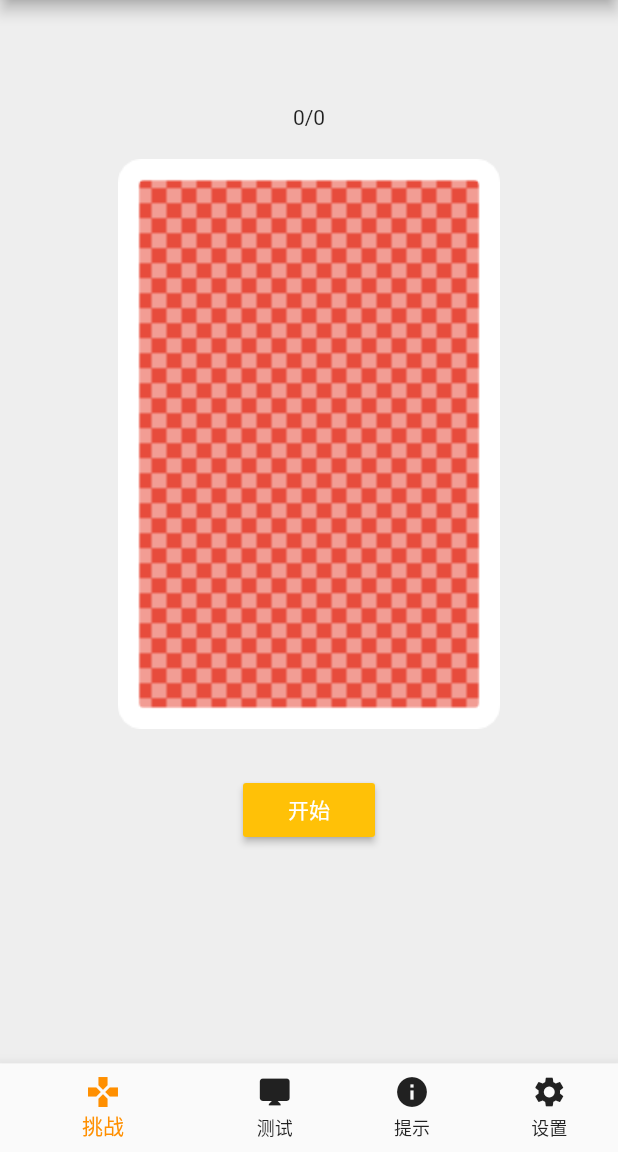
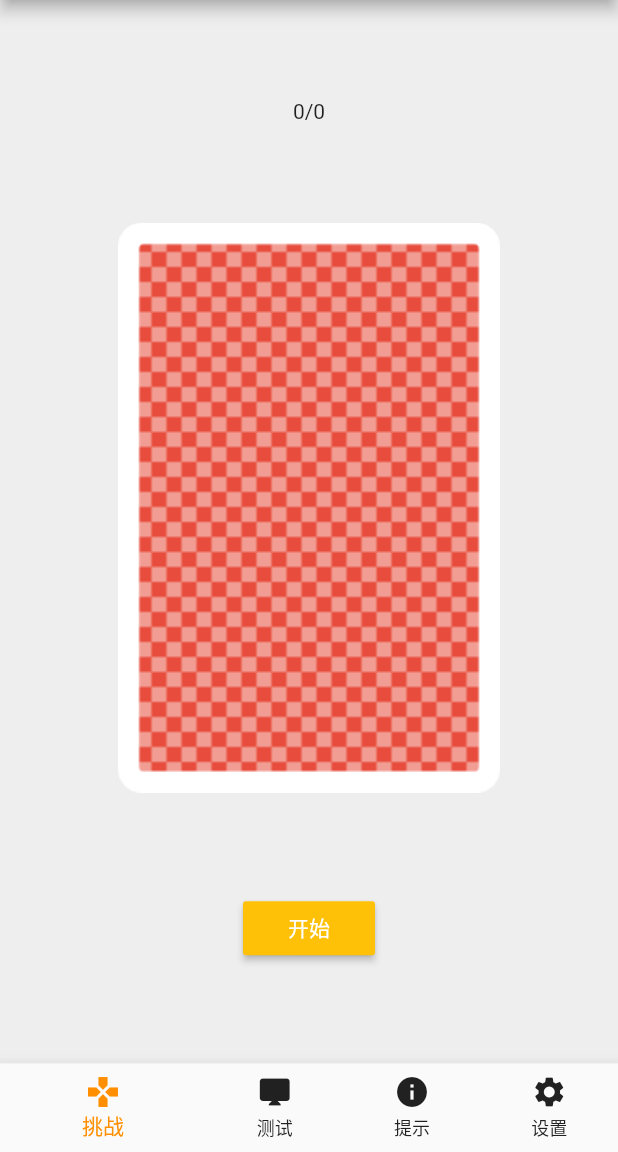
Before and after one commit to JakimLi/smarter-fultter, a Flutter app: the screen it shows after launch, on a phone screen of 412 x 824 dp, the part 84-1236 px from its top. Run offline on Flutter 3.47's test engine with Material 2 defaults, Android fonts, the light colour scheme and no system bars; missing offline and left inert: swipedetector.

Commit message:
use layout alignment instead of margin

```diff
--- a/lib/screens/game.dart
+++ b/lib/screens/game.dart
@@ -19,12 +19,13 @@ class _GameState extends State<Game> {
   Widget build(BuildContext context) {
     return Container(
         color: Colors.grey[200],
-        child: Column(children: <Widget>[
+        child: Column(
+            mainAxisAlignment: MainAxisAlignment.spaceEvenly,
+            children: <Widget>[
               Container(
-              margin: EdgeInsets.only(top: 70.0),
-              child: Text('${_started ? _current + 1 : 0}/${_cards.length}')),
+                  child:
+                      Text('${_started ? _current + 1 : 0}/${_cards.length}')),
               Container(
-              margin: EdgeInsets.only(top: 20.0),
                   child: _started
                       ? SwipeDetector(
                           onSwipeLeft: _next,
@@ -32,7 +33,6 @@ class _GameState extends State<Game> {
                           child: _cards[_current])
                       : poker.Card.back()),
               Container(
-              margin: EdgeInsets.only(top: 30.0),
                   child: _started
                       ? RaisedButton(
                           textColor: Colors.white,
```
Lines whose indentation alone changed are shown as unchanged.
